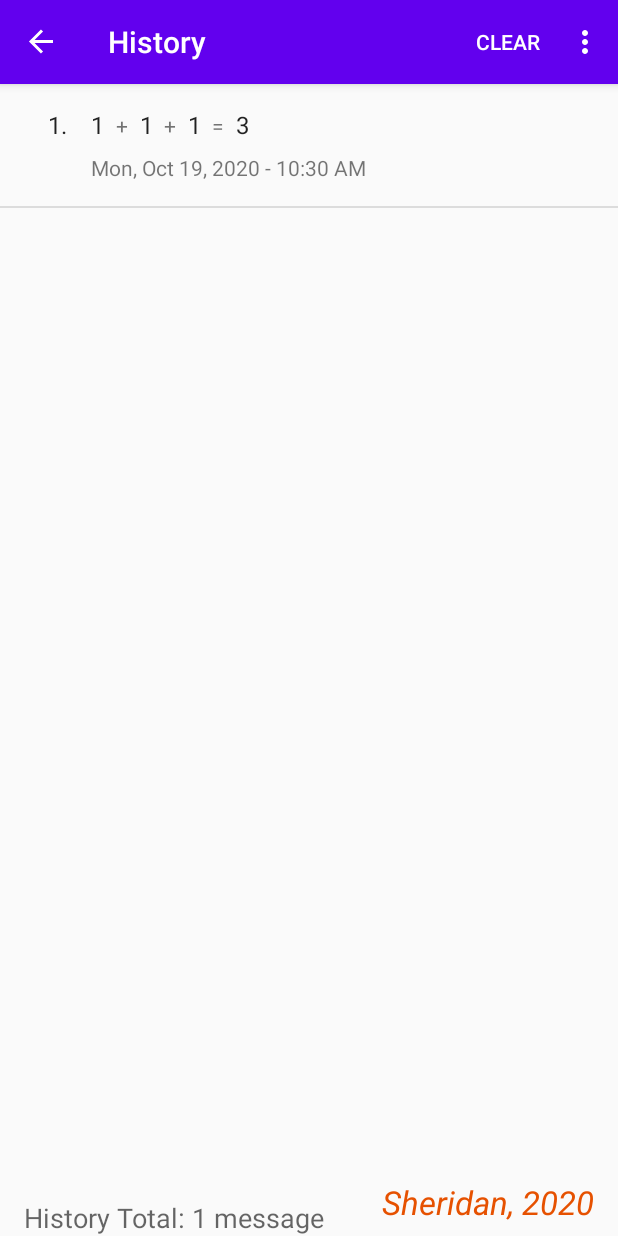
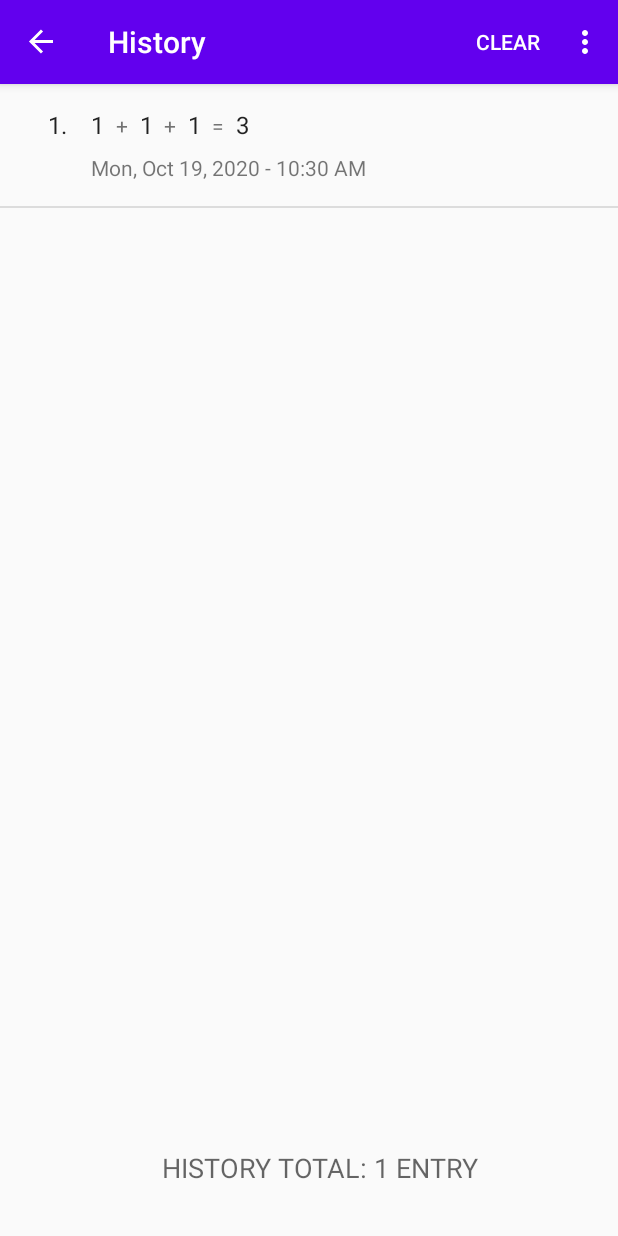
Before and after one commit to MrCoderithm/Assignment2, an Android app: the HistoryFragment screen opened through its navigation route, on a phone screen of 412 x 824 dp. Run offline under Robolectric (Android 15) with nearby library versions, the phone set to English and light mode, and no system bars; our stand-ins replace Room's generated code, data binding, navigation-ui.

Commit message:
Commit Final

```diff
--- a/app/src/main/res/layout/activity_main.xml
+++ b/app/src/main/res/layout/activity_main.xml
@@ -22,9 +22,6 @@
 
     <include layout="@layout/content_main" />
 
-    <TextView
-        android:id="@+id/sheridan"
-        android:text="@string/sheridan"
-        style="@style/sheridan_label" />
+
 
 </androidx.coordinatorlayout.widget.CoordinatorLayout>
--- a/app/src/main/res/layout/fragment_history.xml
+++ b/app/src/main/res/layout/fragment_history.xml
@@ -21,13 +21,15 @@
 
         <TextView
             android:id="@+id/history_total"
-            android:layout_width="wrap_content"
-            android:layout_height="wrap_content"
+            android:layout_width="395dp"
+            android:layout_height="58dp"
             android:layout_marginLeft="@dimen/gap1"
             android:layout_marginTop="@dimen/gap1"
+            android:textAlignment="center"
+            android:textAllCaps="true"
             android:textAppearance="@style/TextAppearance.AppCompat.Medium"
             tools:ignore="RtlHardcoded"
-            tools:text="History Total: 15 messages" />
+            tools:text="History Sum: 15" />
 
     </LinearLayout>
 </layout>
--- a/app/src/main/res/values/strings.xml
+++ b/app/src/main/res/values/strings.xml
@@ -31,8 +31,6 @@
     <string name="send">Send</string>
     <string name="back">Back</string>
 
-    <!-- floating label -->
-    <string name="sheridan">Sheridan, 2020</string>
 
     <!-- activity & fragment labels -->
     <string name="input_fragment_label">Input</string>
@@ -43,8 +41,8 @@
     <!-- the history fragment -->
     <string name="count">%1$d.</string>
     <plurals name="history_total">
-        <item quantity="one">History Total: %1$d message</item>
-        <item quantity="other">History Total: %1$d messages</item>
+        <item quantity="one">History Total: %1$d entry</item>
+        <item quantity="other">History Total: %1$d entries</item>
     </plurals>
 
 
```
